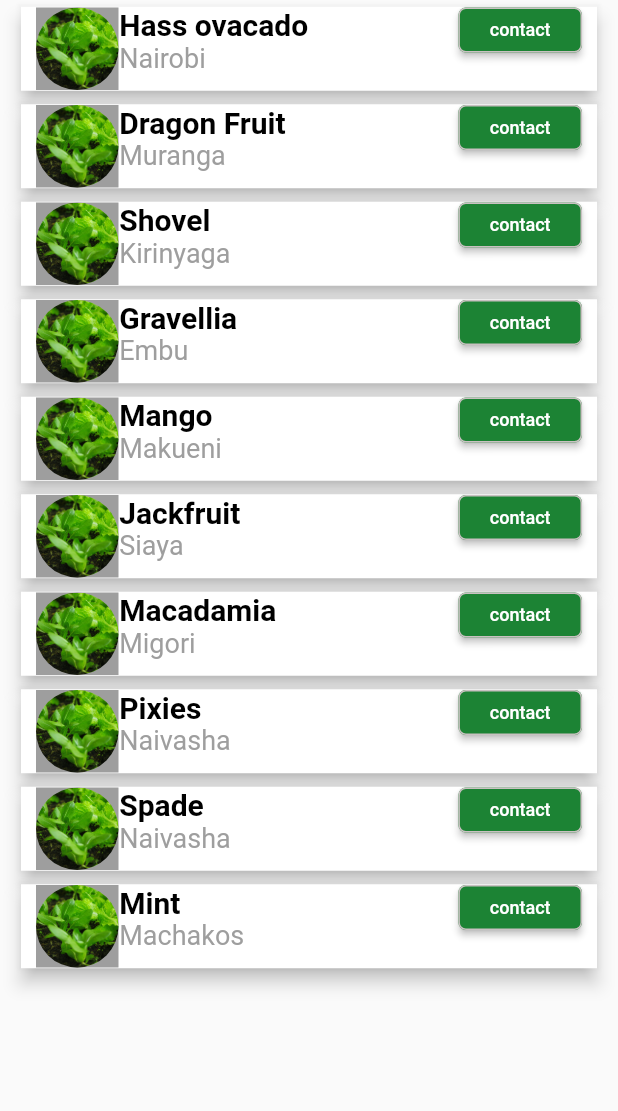
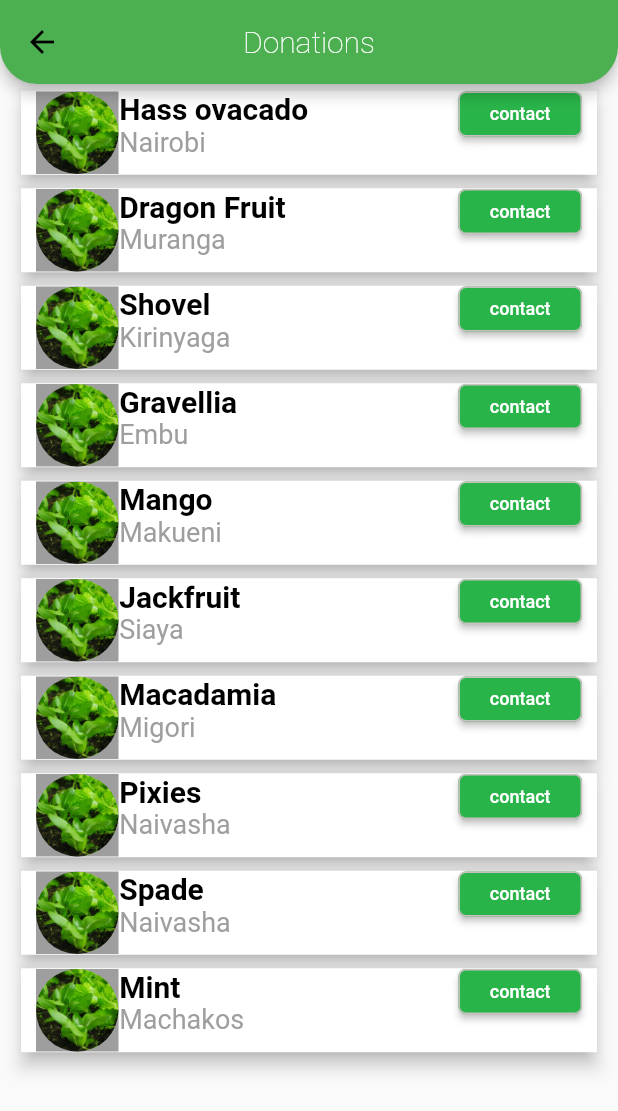
Before and after one commit to Hellen-Obwaya/betagric, a Flutter app: the Donations screen opened directly, on a phone screen of 412 x 824 dp. Shown: the top 1111 px of the screen. Run offline on Flutter 3.47's test engine with Material 2 defaults, Android fonts, the light colour scheme and no system bars; our stand-ins replace firebase_core, flutter_smart_dialog, get; missing offline and left inert: dart:html; accounts and stored records are empty; network calls fail.

Commit message:
updated donations

```diff
--- a/lib/screens/donations.dart
+++ b/lib/screens/donations.dart
@@ -35,6 +35,19 @@ class Donations extends StatelessWidget {
   @override
   Widget build(BuildContext context) {
     return Scaffold(
+      appBar: AppBar(
+        title: const Text(
+          "Donations",
+          style: TextStyle(
+              color: Colors.white, fontSize: 20, fontWeight: FontWeight.w100),
+        ),
+        centerTitle: true,
+        backgroundColor: Colors.green,
+        shape: RoundedRectangleBorder(
+            borderRadius: BorderRadius.only(
+                bottomLeft: Radius.circular(25),
+                bottomRight: Radius.circular(25))),
+      ),
       body: ListView.builder(
         itemCount: 10,
         shrinkWrap: true,
@@ -96,7 +109,7 @@ class Donations extends StatelessWidget {
                           foregroundColor:
                               MaterialStateProperty.all<Color>(Colors.white),
                           backgroundColor: MaterialStateProperty.all<Color>(
-                              Color.fromARGB(255, 28, 131, 52)),
+                              Color.fromARGB(255, 41, 180, 73)),
                           shape:
                               MaterialStateProperty.all<RoundedRectangleBorder>(
                                   RoundedRectangleBorder(
```
